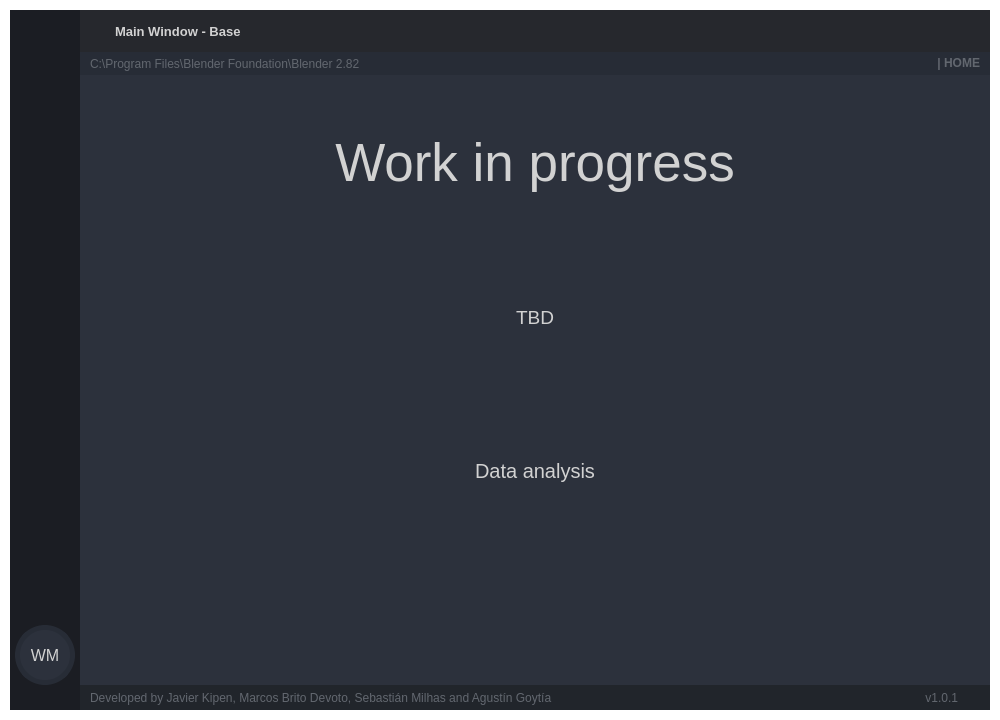
Qt form v2/GUI_BASE.ui (AGV-ITBA-2020/Houston) before a commit.
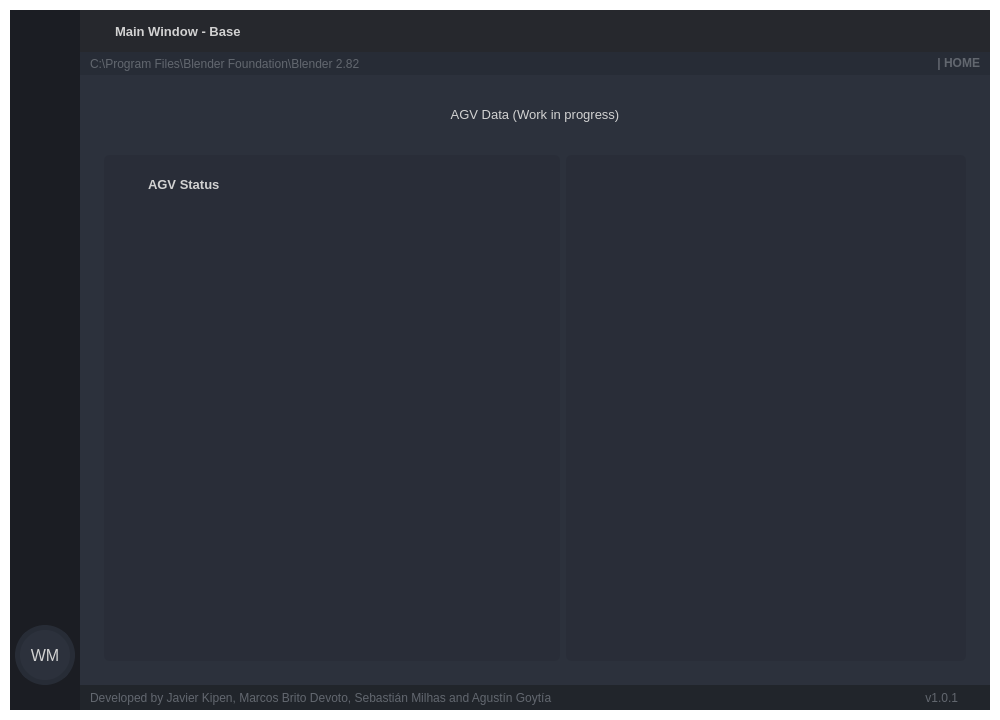
The same form after that commit. Icons and pictures are not drawn.

Commit message:
Reordenamiento de panel de data
Las imagenes del agv no se ven en el qt, pero si se ven en la consola al ponerle play.  Se consiguierion luces para usar como flags

The edit to the form file:
```diff
--- a/v2/GUI_BASE.ui
+++ b/v2/GUI_BASE.ui
@@ -2934,10 +2934,16 @@
                    <layout class="QVBoxLayout" name="verticalLayout_13">
                     <item>
                      <widget class="QLabel" name="label_8">
+                      <property name="maximumSize">
+                       <size>
+                        <width>16777215</width>
+                        <height>50</height>
+                       </size>
+                      </property>
                       <property name="font">
                        <font>
                         <family>Segoe UI</family>
-                        <pointsize>40</pointsize>
+                        <pointsize>10</pointsize>
                        </font>
                       </property>
                       <property name="focusPolicy">
@@ -2947,7 +2953,7 @@
                        <string notr="true"/>
                       </property>
                       <property name="text">
-                       <string>Work in progress</string>
+                       <string>AGV Data (Work in progress)</string>
                       </property>
                       <property name="alignment">
                        <set>Qt::AlignCenter</set>
@@ -2955,34 +2961,97 @@
                      </widget>
                     </item>
                     <item>
-                     <widget class="QLabel" name="label_2">
-                      <property name="font">
-                       <font>
-                        <family>Segoe UI</family>
-                        <pointsize>14</pointsize>
-                       </font>
+                     <widget class="QFrame" name="frame_8">
+                      <property name="frameShape">
+                       <enum>QFrame::StyledPanel</enum>
                       </property>
-                      <property name="text">
-                       <string>TBD</string>
+                      <property name="frameShadow">
+                       <enum>QFrame::Raised</enum>
                       </property>
-                      <property name="alignment">
-                       <set>Qt::AlignCenter</set>
-                      </property>
+                      <layout class="QHBoxLayout" name="horizontalLayout_18">
+                       <item>
+                        <widget class="QFrame" name="agv_data_frame_w_titles">
+                         <property name="styleSheet">
+                          <string notr="true">background-color: rgb(41, 45, 56);
+border-radius: 5px;</string>
+                         </property>
+                         <property name="frameShape">
+                          <enum>QFrame::StyledPanel</enum>
+                         </property>
+                         <property name="frameShadow">
+                          <enum>QFrame::Raised</enum>
+                         </property>
+                         <layout class="QVBoxLayout" name="verticalLayout_12">
+                          <item>
+                           <widget class="QFrame" name="agv_data_title_frame">
+                            <property name="maximumSize">
+                             <size>
+                              <width>16777215</width>
+                              <height>40</height>
+                             </size>
+                            </property>
+                            <property name="frameShape">
+                             <enum>QFrame::StyledPanel</enum>
+                            </property>
+                            <property name="frameShadow">
+                             <enum>QFrame::Raised</enum>
+                            </property>
+                            <layout class="QHBoxLayout" name="horizontalLayout_20">
+                             <item>
+                              <widget class="QFrame" name="frame_11">
+                               <property name="maximumSize">
+                                <size>
+                                 <width>20</width>
+                                 <height>16777215</height>
+                                </size>
+                               </property>
+                               <property name="styleSheet">
+                                <string notr="true">image: url(AGV.png);
+background-position: center;
+background-repeat: no-repeat;</string>
+                               </property>
+                               <property name="frameShape">
+                                <enum>QFrame::StyledPanel</enum>
+                               </property>
+                               <property name="frameShadow">
+                                <enum>QFrame::Raised</enum>
+                               </property>
                      </widget>
                     </item>
                     <item>
-                     <widget class="QLabel" name="label_9">
+                              <widget class="QLabel" name="label">
                       <property name="font">
                        <font>
                         <family>Segoe UI</family>
-                        <pointsize>15</pointsize>
+                                 <pointsize>10</pointsize>
+                                 <weight>75</weight>
+                                 <bold>true</bold>
                        </font>
                       </property>
                       <property name="text">
-                       <string>Data analysis</string>
-                      </property>
-                      <property name="alignment">
-                       <set>Qt::AlignCenter</set>
+                                <string>AGV Status</string>
+                               </property>
+                              </widget>
+                             </item>
+                            </layout>
+                           </widget>
+                          </item>
+                          <item>
+                           <widget class="QFrame" name="agv_data_frame">
+                            <property name="frameShape">
+                             <enum>QFrame::StyledPanel</enum>
+                            </property>
+                            <property name="frameShadow">
+                             <enum>QFrame::Raised</enum>
+                            </property>
+                            <layout class="QVBoxLayout" name="verticalLayout_19">
+                             <item>
+                              <widget class="QFrame" name="agv_data_flags">
+                               <property name="frameShape">
+                                <enum>QFrame::StyledPanel</enum>
+                               </property>
+                               <property name="frameShadow">
+                                <enum>QFrame::Raised</enum>
                       </property>
                      </widget>
                     </item>
@@ -2991,7 +3060,7 @@
                       <property name="maximumSize">
                        <size>
                         <width>16777215</width>
-                        <height>120</height>
+                                 <height>100</height>
                        </size>
                       </property>
                       <property name="frameShape">
@@ -3026,6 +3095,44 @@
                           <enum>QFrame::Raised</enum>
                          </property>
                          <layout class="QVBoxLayout" name="layout_plot_battery"/>
+                                 </widget>
+                                </item>
+                               </layout>
+                              </widget>
+                             </item>
+                            </layout>
+                           </widget>
+                          </item>
+                         </layout>
+                        </widget>
+                       </item>
+                       <item>
+                        <widget class="QFrame" name="agv_design_plot_frame">
+                         <property name="minimumSize">
+                          <size>
+                           <width>400</width>
+                           <height>0</height>
+                          </size>
+                         </property>
+                         <property name="maximumSize">
+                          <size>
+                           <width>400</width>
+                           <height>16777215</height>
+                          </size>
+                         </property>
+                         <property name="styleSheet">
+                          <string notr="true">background-color: rgb(41, 45, 56);
+border-radius: 5px;
+background-image: url(AGV.png);
+background-position: center;
+background-repeat: no-repeat;</string>
+                         </property>
+                         <property name="frameShape">
+                          <enum>QFrame::StyledPanel</enum>
+                         </property>
+                         <property name="frameShadow">
+                          <enum>QFrame::Raised</enum>
+                         </property>
                         </widget>
                        </item>
                       </layout>
```
Left out of the diff: 10 changed lines with no effect on the pictures. Lines whose indentation alone changed are shown as unchanged. The commit also changes 8 other files.
